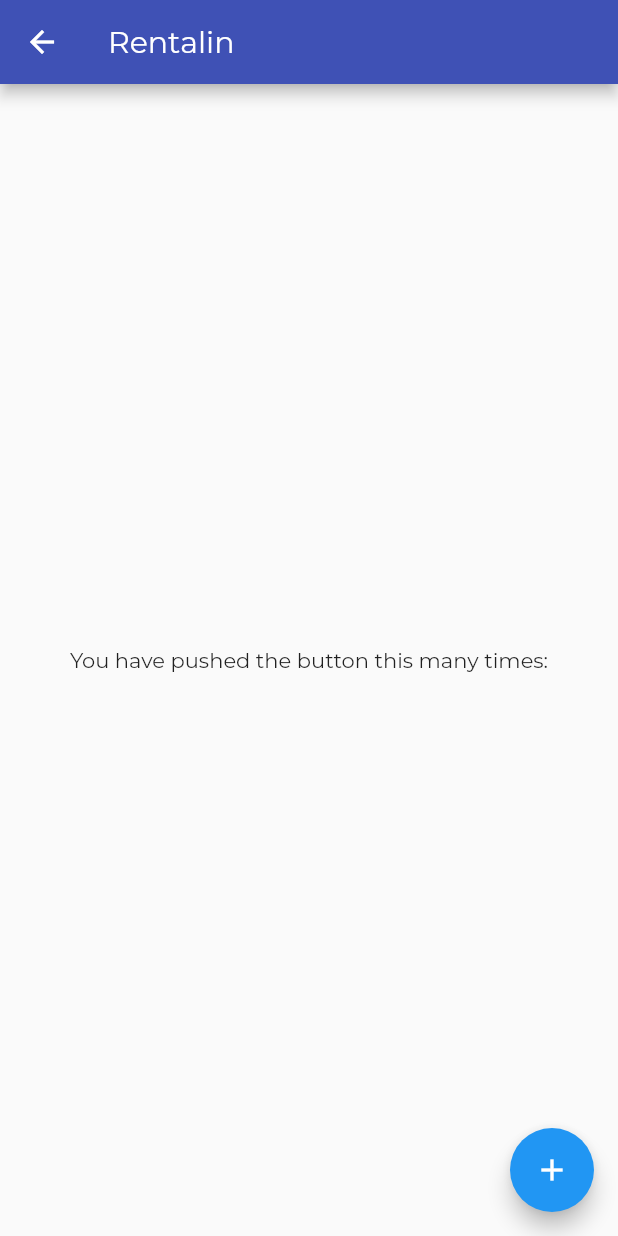
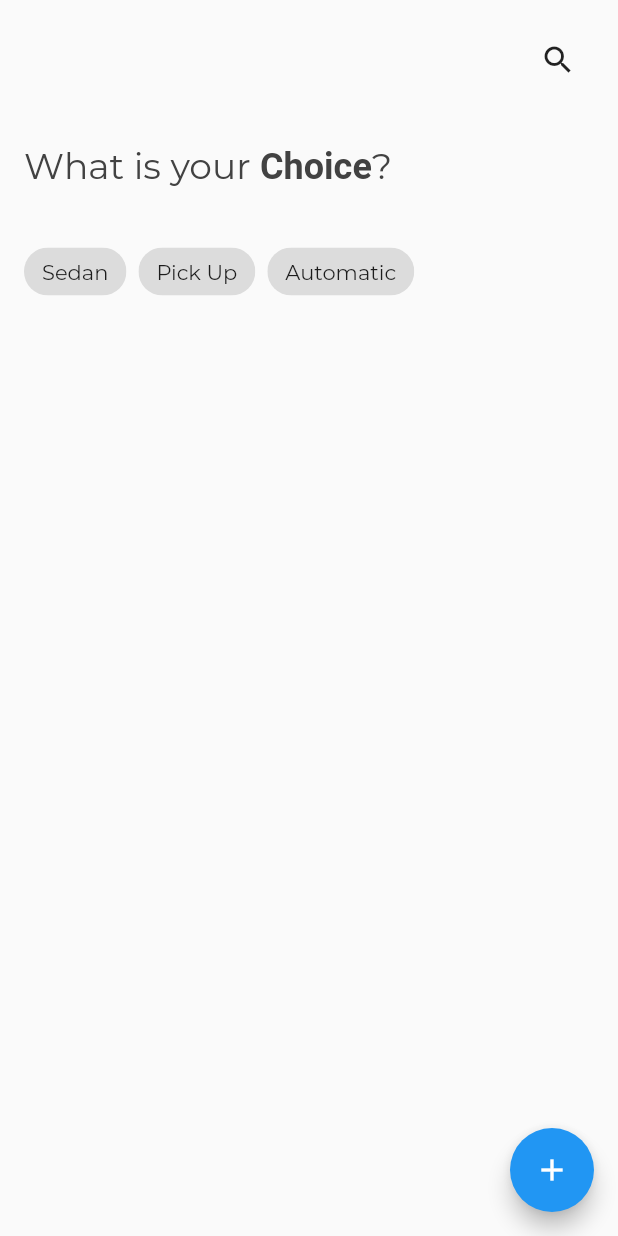
Before and after one commit to arifikhsan/flutter_car_rental, a Flutter app: the HomeScreen screen opened directly, on a phone screen of 412 x 824 dp. Run offline on Flutter 3.47's test engine with Material 2 defaults, Android fonts, the phone set to English and light mode, and no system bars; our stand-ins replace fluttertoast; project files that could hold a hidden picture were left out.

Commit message:
title section

```diff
--- a/lib/screen/home_screen.dart
+++ b/lib/screen/home_screen.dart
@@ -1,20 +1,70 @@
 import 'package:flutter/material.dart';
+import 'package:fluttertoast/fluttertoast.dart';
 
 class HomeScreen extends StatelessWidget {
   @override
   Widget build(BuildContext context) {
     return Scaffold(
-      appBar: AppBar(
-        title: Text('Rentalin'),
-      ),
-      body: Center(
-        child: Column(
-          mainAxisAlignment: MainAxisAlignment.center,
-          children: <Widget>[
-            Text(
-              'You have pushed the button this many times:',
-            ),
-          ],
+      body: SafeArea(
+        child: Padding(
+          padding: const EdgeInsets.all(16),
+          child: Column(
+            crossAxisAlignment: CrossAxisAlignment.start,
+            children: <Widget>[
+              Row(
+                mainAxisAlignment: MainAxisAlignment.end,
+                children: [
+                  IconButton(
+                    icon: Icon(Icons.search),
+                    onPressed: () {},
+                  ),
+                ],
+              ),
+              SizedBox(height: 32),
+              RichText(
+                text: TextSpan(
+                  style: TextStyle(
+                    fontSize: 24,
+                    color: Colors.grey.shade800,
+                    fontFamily: 'Montserrat',
+                  ),
+                  children: [
+                    TextSpan(text: 'What is your '),
+                    TextSpan(
+                      text: 'Choice',
+                      style: TextStyle(fontWeight: FontWeight.w700),
+                    ),
+                    TextSpan(text: '?'),
+                  ],
+                ),
+              ),
+              SizedBox(height: 32),
+              Wrap(
+                spacing: 8,
+                runSpacing: 4,
+                children: [
+                  InputChip(
+                    label: Text('Sedan'),
+                    onPressed: () {
+                      Fluttertoast.showToast(msg: 'Sedan');
+                    },
+                  ),
+                  InputChip(
+                    label: Text('Pick Up'),
+                    onPressed: () {
+                      Fluttertoast.showToast(msg: 'Pick Up');
+                    },
+                  ),
+                  InputChip(
+                    label: Text('Automatic'),
+                    onPressed: () {
+                      Fluttertoast.showToast(msg: 'Automatic');
+                    },
+                  ),
+                ],
+              ),
+            ],
+          ),
         ),
       ),
       floatingActionButton: FloatingActionButton(
```
